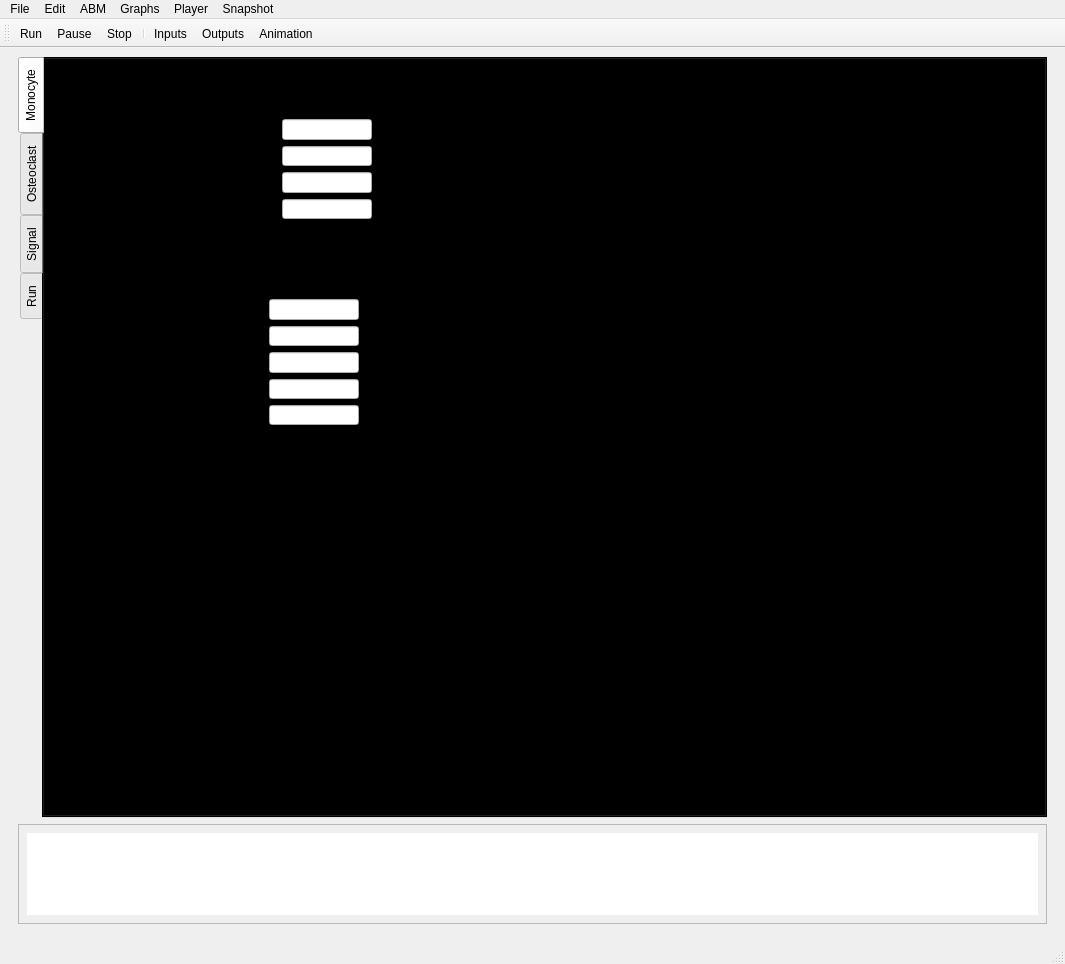
Before: the Qt Designer form GUI/bone_GUI.ui in gibbogle/bone-abm, drawn with Qt 5.
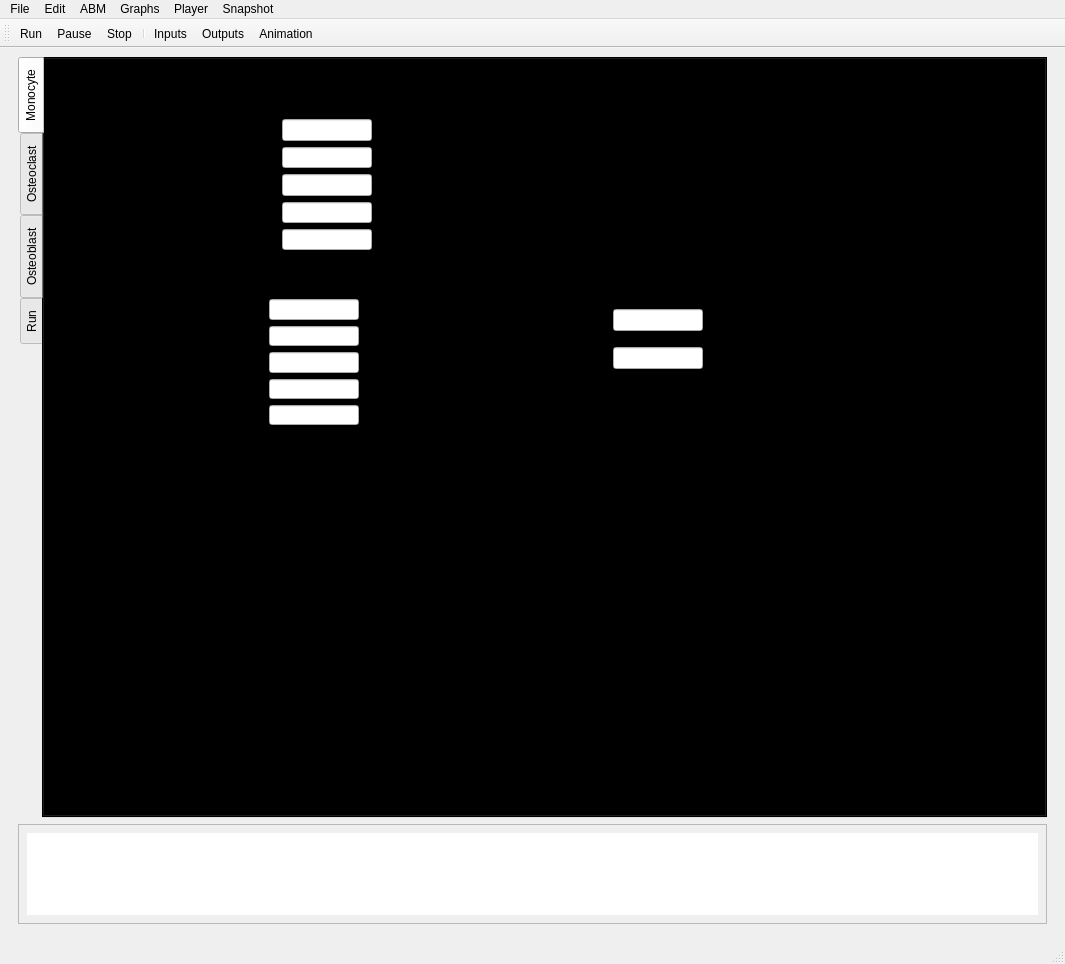
After: the same form once the commit is applied. The open tabs and pages were chosen to show the change. Icons and pictures are not drawn. Custom widgets are drawn as their Qt base class.

The edit to the form file:
```diff
--- a/GUI/bone_GUI.ui
+++ b/GUI/bone_GUI.ui
@@ -94,7 +94,7 @@
               <x>10</x>
               <y>60</y>
               <width>341</width>
-              <height>100</height>
+              <height>131</height>
              </rect>
             </property>
             <layout class="QGridLayout" name="gridLayout">
@@ -261,6 +261,39 @@
                </property>
               </widget>
              </item>
+             <item row="4" column="0">
+              <widget class="QMyLabel" name="label_CXCL12_CHEMOLEVEL">
+               <property name="text">
+                <string>label_CXCL12_CHEMOLEVEL</string>
+               </property>
+              </widget>
+             </item>
+             <item row="4" column="1">
+              <spacer name="horizontalSpacer_25">
+               <property name="orientation">
+                <enum>Qt::Horizontal</enum>
+               </property>
+               <property name="sizeHint" stdset="0">
+                <size>
+                 <width>40</width>
+                 <height>20</height>
+                </size>
+               </property>
+              </spacer>
+             </item>
+             <item row="4" column="2">
+              <widget class="QLineEdit" name="line_CXCL12_CHEMOLEVEL">
+               <property name="maximumSize">
+                <size>
+                 <width>90</width>
+                 <height>16777215</height>
+                </size>
+               </property>
+               <property name="alignment">
+                <set>Qt::AlignRight|Qt::AlignTrailing|Qt::AlignVCenter</set>
+               </property>
+              </widget>
+             </item>
             </layout>
            </widget>
            <widget class="QLabel" name="label">
@@ -325,7 +358,7 @@
                 <bool>false</bool>
                </property>
                <property name="text">
-                <string>label_S1P_KDECAY</string>
+                <string>label_S1P_HALFLIFE</string>
                </property>
                <property name="wordWrap">
                 <bool>false</bool>
@@ -523,6 +556,123 @@
              </item>
             </layout>
            </widget>
+           <widget class="QWidget" name="gridLayoutWidget_2">
+            <property name="geometry">
+             <rect>
+              <x>380</x>
+              <y>240</y>
+              <width>311</width>
+              <height>81</height>
+             </rect>
+            </property>
+            <layout class="QGridLayout" name="gridLayout_6">
+             <item row="1" column="3">
+              <widget class="QLabel" name="label_units_CXCL12_halflife">
+               <property name="text">
+                <string>mins</string>
+               </property>
+              </widget>
+             </item>
+             <item row="1" column="2">
+              <widget class="QLineEdit" name="line_CXCL12_HALFLIFE">
+               <property name="maximumSize">
+                <size>
+                 <width>90</width>
+                 <height>16777215</height>
+                </size>
+               </property>
+               <property name="alignment">
+                <set>Qt::AlignRight|Qt::AlignTrailing|Qt::AlignVCenter</set>
+               </property>
+              </widget>
+             </item>
+             <item row="1" column="1">
+              <spacer name="horizontalSpacer_23">
+               <property name="orientation">
+                <enum>Qt::Horizontal</enum>
+               </property>
+               <property name="sizeHint" stdset="0">
+                <size>
+                 <width>13</width>
+                 <height>17</height>
+                </size>
+               </property>
+              </spacer>
+             </item>
+             <item row="1" column="0">
+              <widget class="QMyLabel" name="label_CXCL12_HALFLIFE">
+               <property name="sizePolicy">
+                <sizepolicy hsizetype="Fixed" vsizetype="Preferred">
+                 <horstretch>0</horstretch>
+                 <verstretch>0</verstretch>
+                </sizepolicy>
+               </property>
+               <property name="mouseTracking">
+                <bool>false</bool>
+               </property>
+               <property name="text">
+                <string>label_CXCL12_HALFLIFE</string>
+               </property>
+               <property name="wordWrap">
+                <bool>false</bool>
+               </property>
+              </widget>
+             </item>
+             <item row="0" column="0">
+              <widget class="QMyLabel" name="label_CXCL12_KDIFFUSION">
+               <property name="text">
+                <string>label_CXCL12_KDIFFUSION</string>
+               </property>
+              </widget>
+             </item>
+             <item row="0" column="1">
+              <spacer name="horizontalSpacer_24">
+               <property name="orientation">
+                <enum>Qt::Horizontal</enum>
+               </property>
+               <property name="sizeHint" stdset="0">
+                <size>
+                 <width>13</width>
+                 <height>17</height>
+                </size>
+               </property>
+              </spacer>
+             </item>
+             <item row="0" column="2">
+              <widget class="QLineEdit" name="line_CXCL12_KDIFFUSION">
+               <property name="maximumSize">
+                <size>
+                 <width>90</width>
+                 <height>16777215</height>
+                </size>
+               </property>
+               <property name="alignment">
+                <set>Qt::AlignRight|Qt::AlignTrailing|Qt::AlignVCenter</set>
+               </property>
+              </widget>
+             </item>
+            </layout>
+           </widget>
+           <widget class="QLabel" name="label_5">
+            <property name="geometry">
+             <rect>
+              <x>380</x>
+              <y>210</y>
+              <width>161</width>
+              <height>16</height>
+             </rect>
+            </property>
+            <property name="font">
+             <font>
+              <pointsize>10</pointsize>
+              <weight>75</weight>
+              <bold>true</bold>
+             </font>
+            </property>
+            <property name="text">
+             <string>CXCL12 parameters</string>
+            </property>
+           </widget>
           </widget>
           <widget class="QWidget" name="tab_osteoclast">
            <attribute name="title">
@@ -759,7 +909,7 @@
           </widget>
           <widget class="QWidget" name="tab_signal">
            <attribute name="title">
-            <string>Signal</string>
+            <string>Osteoblast</string>
            </attribute>
            <widget class="QLabel" name="label_40">
             <property name="geometry">
```
Left out of the diff: 105 changed lines with no effect on the pictures.
